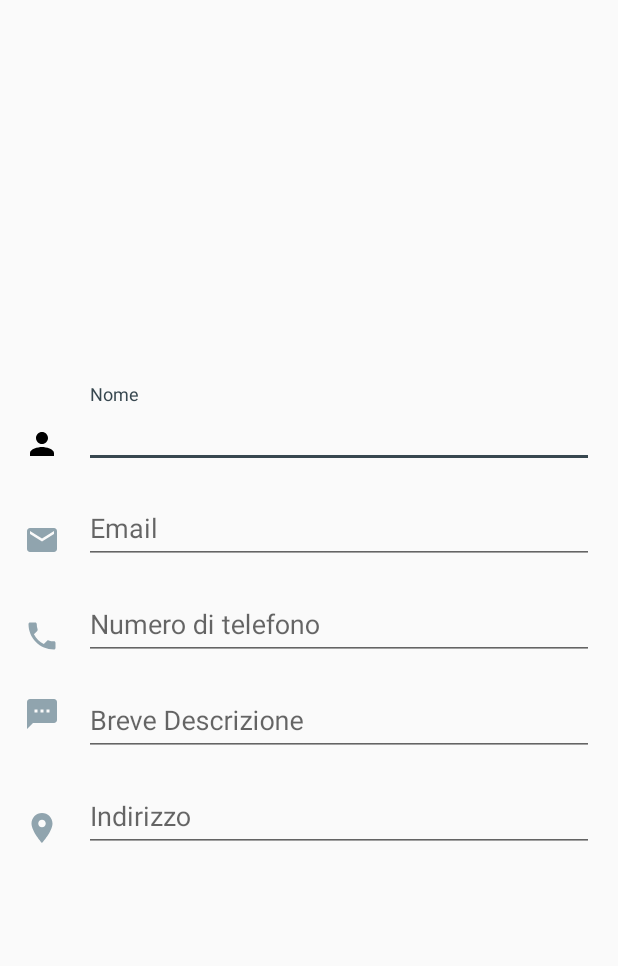
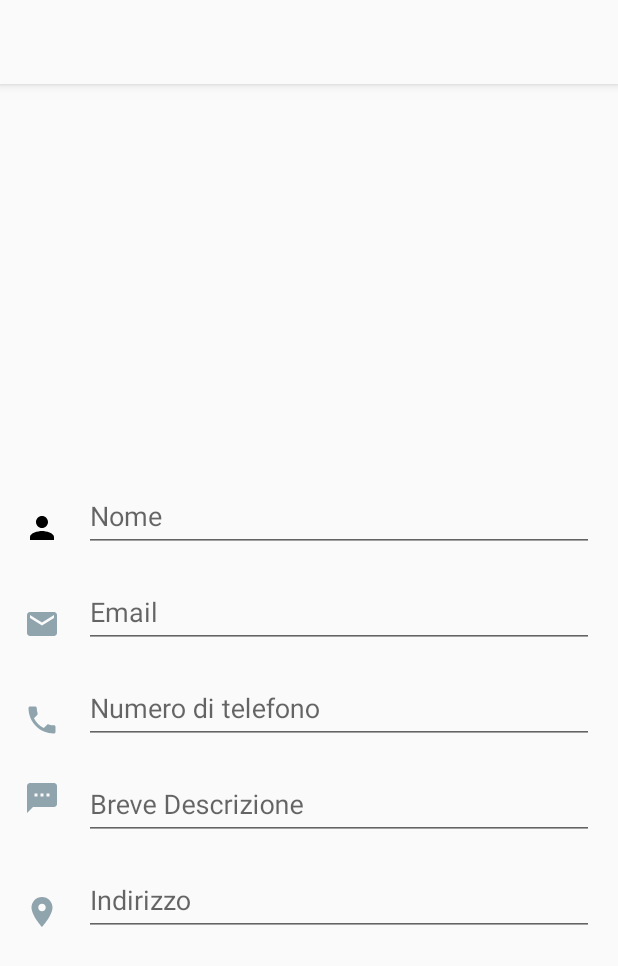
Before and after one commit to Federix93/FReadom-APP, an Android app: the layout activity_profile.xml on its own in the app's theme, with its tools: preview values and no code run, on a phone screen of 412 x 824 dp. Shown: the top 966 px of the screen. Run offline under Robolectric (Android 15) with nearby library versions, the light colour scheme and no system bars.

Commit message:
Edit profile activity

```diff
--- a/app/src/main/java/com/example/android/lab1/ui/ProfileActivity.java
+++ b/app/src/main/java/com/example/android/lab1/ui/ProfileActivity.java
@@ -4,9 +4,11 @@ import android.Manifest;
 import android.annotation.SuppressLint;
 import android.content.Intent;
 import android.content.pm.PackageManager;
+import android.graphics.Color;
 import android.os.Build;
 import android.support.annotation.NonNull;
 import android.support.annotation.RequiresApi;
+import android.support.design.widget.CollapsingToolbarLayout;
 import android.support.design.widget.TextInputLayout;
 import android.support.v4.content.ContextCompat;
 import android.support.v7.app.AppCompatActivity;
@@ -88,6 +90,7 @@ public class ProfileActivity extends AppCompatActivity {
         }
         mToolbar = findViewById(R.id.toolbar_profile_activity);
         mToolbar.setTitle(R.string.title_profile);
+        mToolbar.setNavigationIcon(R.drawable.ic_arrow_back_black_24dp);
         mToolbar.getMenu().clear();
         mToolbar.inflateMenu(R.menu.fragment_profile);
         mToolbar.setOnMenuItemClickListener(new Toolbar.OnMenuItemClickListener() {
@@ -105,6 +108,13 @@ public class ProfileActivity extends AppCompatActivity {
                     startActivity(intent);
                 }
                 return true;
+            }
+        });
+
+        mToolbar.setNavigationOnClickListener(new View.OnClickListener() {
+            @Override
+            public void onClick(View v) {
+                finish();
             }
         });
 
--- a/app/src/main/res/drawable/ic_arrow_back_black_24dp.xml
+++ b/app/src/main/res/drawable/ic_arrow_back_black_24dp.xml
@@ -1,4 +1,4 @@
-<vector android:height="24dp" android:tint="#FFFFFF"
+<vector android:height="24dp" android:tint="#000"
     android:viewportHeight="24.0" android:viewportWidth="24.0"
     android:width="24dp" xmlns:android="http://schemas.android.com/apk/res/android">
     <path android:fillColor="#FF000000" android:pathData="M20,11H7.83l5.59,-5.59L12,4l-8,8 8,8 1.41,-1.41L7.83,13H20v-2z"/>
--- a/app/src/main/res/drawable/ic_mode_edit_black_24dp.xml
+++ b/app/src/main/res/drawable/ic_mode_edit_black_24dp.xml
@@ -4,6 +4,6 @@
         android:viewportWidth="24.0"
         android:viewportHeight="24.0">
     <path
-        android:fillColor="#FFFFFF"
+        android:fillColor="#000000"
         android:pathData="M3,17.25V21h3.75L17.81,9.94l-3.75,-3.75L3,17.25zM20.71,7.04c0.39,-0.39 0.39,-1.02 0,-1.41l-2.34,-2.34c-0.39,-0.39 -1.02,-0.39 -1.41,0l-1.83,1.83 3.75,3.75 1.83,-1.83z"/>
 </vector>
--- a/app/src/main/res/layout-land/activity_profile.xml
+++ b/app/src/main/res/layout-land/activity_profile.xml
@@ -5,6 +5,11 @@
     android:layout_width="match_parent"
     android:layout_height="match_parent"
     android:orientation="vertical">
+
+    <include
+        android:id="@+id/toolbar_profile_activity"
+        layout="@layout/toolbar"
+        android:fitsSystemWindows="true"/>
 
     <LinearLayout xmlns:android="http://schemas.android.com/apk/res/android"
         xmlns:tools="http://schemas.android.com/tools"
--- a/app/src/main/res/layout/activity_profile.xml
+++ b/app/src/main/res/layout/activity_profile.xml
@@ -1,49 +1,19 @@
 <?xml version="1.0" encoding="utf-8"?>
-<RelativeLayout xmlns:android="http://schemas.android.com/apk/res/android"
+<LinearLayout xmlns:android="http://schemas.android.com/apk/res/android"
     xmlns:app="http://schemas.android.com/apk/res-auto"
     xmlns:tools="http://schemas.android.com/tools"
     android:layout_width="match_parent"
-    android:layout_height="match_parent">
-
-    <!--<include-->
-        <!--android:id="@+id/toolbar_profile_activity"-->
-        <!--layout="@layout/toolbar"-->
-        <!--android:fitsSystemWindows="true"-->
-        <!--app:layout_collapseMode="pin"/>-->
-
-    <android.support.design.widget.CoordinatorLayout
-        android:layout_width="match_parent"
-        android:layout_height="match_parent">
+    android:layout_height="match_parent"
+    android:orientation="vertical">
 
     <android.support.design.widget.AppBarLayout
-            android:id="@+id/app_bar"
         android:layout_width="match_parent"
         android:layout_height="wrap_content"
         android:background="@color/background_app"
-            app:elevation="6dp">
-
-            <android.support.design.widget.CollapsingToolbarLayout
-                android:id="@+id/toolbar_layout"
-                android:layout_width="match_parent"
-                android:layout_height="match_parent"
-                app:contentScrim="@color/background_app"
-                app:layout_scrollFlags="scroll|enterAlwaysCollapsed">
-
-
-                <ImageView
-                    android:id="@+id/profile_image"
-                    android:layout_width="192dp"
-                    android:layout_height="192dp"
-                    android:layout_gravity="center_horizontal"
-                    android:layout_marginBottom="24dp"
-                    android:layout_marginTop="24dp"
-                    android:fitsSystemWindows="true"
-                    android:scaleType="centerCrop"
-                    app:layout_collapseMode="parallax" />
-
-            </android.support.design.widget.CollapsingToolbarLayout>
-
-
+        android:theme="@style/AppTheme.AppBarOverlay">
+        <include
+            android:id="@+id/toolbar_profile_activity"
+            layout="@layout/toolbar"/>
     </android.support.design.widget.AppBarLayout>
 
     <android.support.v4.widget.NestedScrollView
@@ -57,6 +27,17 @@
             android:focusable="true"
             android:focusableInTouchMode="true"
             android:orientation="vertical">
+
+            <ImageView
+                android:id="@+id/profile_image"
+                android:layout_width="192dp"
+                android:layout_height="192dp"
+                android:layout_gravity="center_horizontal"
+                android:layout_marginBottom="24dp"
+                android:layout_marginTop="24dp"
+                android:fitsSystemWindows="true"
+                android:scaleType="centerCrop"
+                app:layout_collapseMode="parallax" />
 
             <LinearLayout
                 android:layout_width="match_parent"
@@ -203,7 +184,4 @@
 
     </android.support.v4.widget.NestedScrollView>
 
-    </android.support.design.widget.CoordinatorLayout>
-
-
-</RelativeLayout>
+</LinearLayout>
--- a/app/src/main/res/layout/toolbar.xml
+++ b/app/src/main/res/layout/toolbar.xml
@@ -4,6 +4,6 @@
     android:layout_height="?attr/actionBarSize"
     xmlns:app="http://schemas.android.com/apk/res-auto"
     android:background="#FAFAFA"
-    android:elevation="0dp"
-    android:theme="@style/ThemeOverlay.AppCompat.ActionBar"
+    android:elevation="4dp"
+    app:popupTheme="@style/AppTheme.PopupOverlay"
     app:titleTextColor="#000" />
```
Lines whose indentation alone changed are shown as unchanged.
